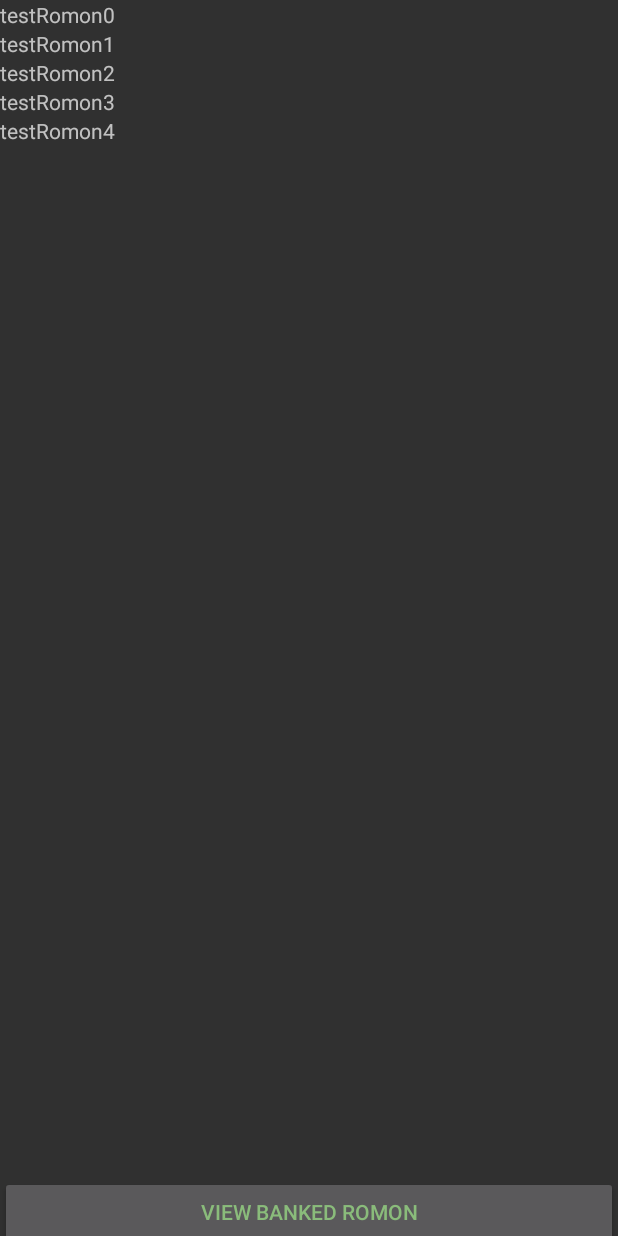
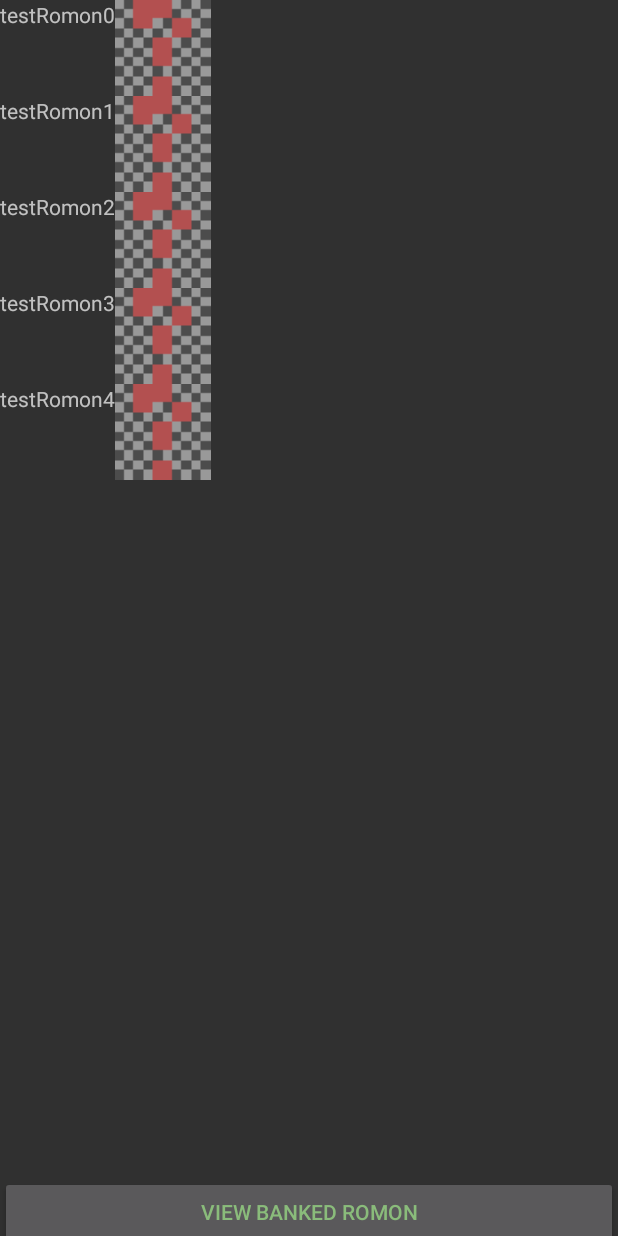
Before and after one commit to MatthewOwens/Android_Networking_Coursework, an Android app: the ListActivity screen opened directly, with no data from a screen before it, on a phone screen of 412 x 824 dp. Run offline under Robolectric (Android 15) with nearby library versions, the phone set to English and light mode, and no system bars.

Commit message:
Found romon are now added to the bank table

```diff
--- a/app/src/main/java/com/a1400971example/android_networking_coursework/ListActivity.java
+++ b/app/src/main/java/com/a1400971example/android_networking_coursework/ListActivity.java
@@ -1,11 +1,15 @@
 package com.a1400971example.android_networking_coursework;
 
 import android.app.Activity;
+import android.graphics.drawable.Drawable;
 import android.os.Bundle;
 import android.util.Log;
+import android.view.Gravity;
 import android.view.View;
 import android.view.WindowManager;
 import android.widget.Button;
+import android.widget.FrameLayout;
+import android.widget.GridLayout;
 import android.widget.ImageView;
 import android.widget.LinearLayout;
 import android.widget.TextView;
@@ -22,8 +26,6 @@ public class ListActivity extends Activity implements View.OnClickListener
     Button toggleButton;
     boolean viewingDex = true;
     DatabaseHelper dbHelper;
-    LinearLayout namesLayout;
-    LinearLayout iconsLayout;
 
     ArrayList<Romon> dexRomon;
     ArrayList<Romon> bankRomon;
@@ -34,7 +36,8 @@ public class ListActivity extends Activity implements View.OnClickListener
     ArrayList<TextView> bankNames= new ArrayList<TextView>();
     ArrayList<ImageView> bankIcons = new ArrayList<ImageView>();
 
-    @Override
+    GridLayout gridLayout;
+
     protected void onCreate(Bundle savedInstanceState)
     {
         super.onCreate(savedInstanceState);
@@ -46,29 +49,38 @@ public class ListActivity extends Activity implements View.OnClickListener
         getWindow().setFlags(WindowManager.LayoutParams.FLAG_FULLSCREEN,
                 WindowManager.LayoutParams.FLAG_FULLSCREEN);
 
+        gridLayout = (GridLayout)findViewById(R.id.gridLayout);
+        gridLayout.setColumnCount(2);
+
         // Setting up the toggleButton
         toggleButton = (Button)findViewById(R.id.toggleButton);
         toggleButton.setText("View Banked Romon");
         toggleButton.setOnClickListener(this);
 
-        namesLayout = (LinearLayout)findViewById(R.id.iconsLayout);
-        iconsLayout = (LinearLayout)findViewById(R.id.namesLayout);
-
         // Populating our romon lists
         dexRomon = dbHelper.getDexRomon();
         bankRomon = dbHelper.getBankRomon();
 
-        // Setting up the textviews
+        GridLayout.LayoutParams layoutParams = new GridLayout.LayoutParams();
+        layoutParams.setGravity(Gravity.RIGHT);
+
+        // Setting up the dex view
         for(int i = 0; i < dexRomon.size(); ++i)
         {
             dexNames.add(i, new TextView(this));
             dexNames.get(i).setText(dexRomon.get(i).getName());
+
+            dexIcons.add(i, new ImageView(this));
+            dexIcons.get(i).setImageResource(R.drawable.unknown_romon); // TODO: Proper icons
         }
 
         for(int i = 0; i < bankRomon.size(); ++i)
         {
             bankNames.add(i, new TextView(this));
             bankNames.get(i).setText(bankRomon.get(i).getName());
+
+            bankIcons.add(i, new ImageView(this));
+            bankIcons.get(i).setImageResource(R.drawable.unknown_romon); // TODO: Proper icons
         }
 
         // Showing the dex values initially
@@ -98,23 +110,29 @@ public class ListActivity extends Activity implements View.OnClickListener
 
     private void showDex()
     {
-        // Clearing the layouts
-        namesLayout.removeAllViewsInLayout();
-        iconsLayout.removeAllViewsInLayout();
+        // Clearing the layout
+        gridLayout.removeAllViewsInLayout();
 
-        // Populating the namesLayout
+        // Populating the layouts
         for(int i = 0; i < dexRomon.size(); ++i)
-            namesLayout.addView(dexNames.get(i));
+        {
+            //namesLayout.addView(dexNames.get(i));
+            gridLayout.addView(dexNames.get(i));
+            gridLayout.addView(dexIcons.get(i));
+        }
+
     }
 
     private void showBank()
     {
         // Clearing the layouts
-        namesLayout.removeAllViewsInLayout();
-        iconsLayout.removeAllViewsInLayout();
+        gridLayout.removeAllViewsInLayout();
 
         // Populating the namesLayout
         for(int i = 0; i < bankRomon.size(); ++i)
-            namesLayout.addView(bankNames.get(i));
+        {
+            gridLayout.addView(bankNames.get(i));
+            gridLayout.addView(bankIcons.get(i));
+        }
     }
 }
--- a/app/src/main/res/layout/activity_main.xml
+++ b/app/src/main/res/layout/activity_main.xml
@@ -55,4 +55,5 @@
         android:layout_above="@+id/battleButton"
         android:clickable="true"
         android:contextClickable="false" />
+
 </RelativeLayout>
--- a/app/src/main/res/layout/list_layout.xml
+++ b/app/src/main/res/layout/list_layout.xml
@@ -11,30 +11,10 @@
         android:layout_gravity="center_horizontal"
         android:layout_weight="1.03" >
 
-        <LinearLayout
-            android:orientation="horizontal"
+        <GridLayout
             android:layout_width="match_parent"
-            android:layout_height="match_parent">
-
-            <LinearLayout
-                android:orientation="vertical"
-                android:layout_width="match_parent"
-                android:layout_height="match_parent"
-                android:layout_gravity="center_horizontal"
-                android:layout_weight="1.03"
-                android:id="@+id/iconsLayout">
-
-            </LinearLayout>
-
-            <LinearLayout
-                android:orientation="vertical"
-                android:layout_width="match_parent"
-                android:layout_height="match_parent"
-                android:layout_gravity="center_horizontal"
-                android:layout_weight="1.03"
-                android:id="@+id/namesLayout"></LinearLayout>
-
-        </LinearLayout>
+            android:layout_height="wrap_content"
+            android:id="@+id/gridLayout"></GridLayout>
     </ScrollView>
 
     <Button
```
Also changed, not shown: app/src/main/java/com/a1400971example/android_networking_coursework/DatabaseHelper.java (+46 -17 lines), app/src/main/java/com/a1400971example/android_networking_coursework/MainActivity.java (+16 -7 lines).
